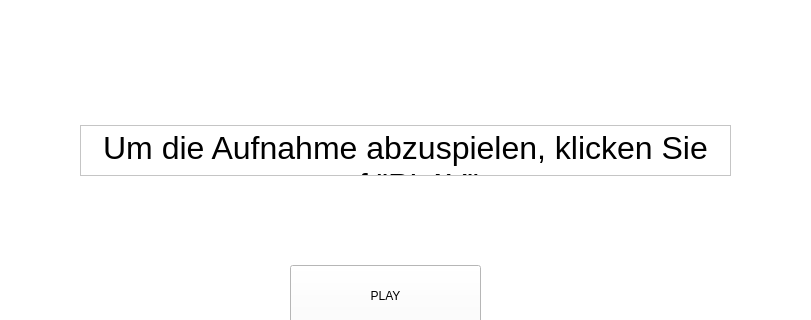
IKI-Lab/auscultation_AI_noise_exp, file forms/play_audio.ui: the form before one commit; both pictures show x 310 to 1121 and y 145 to 465 of the 1440 by 757 pixel window.
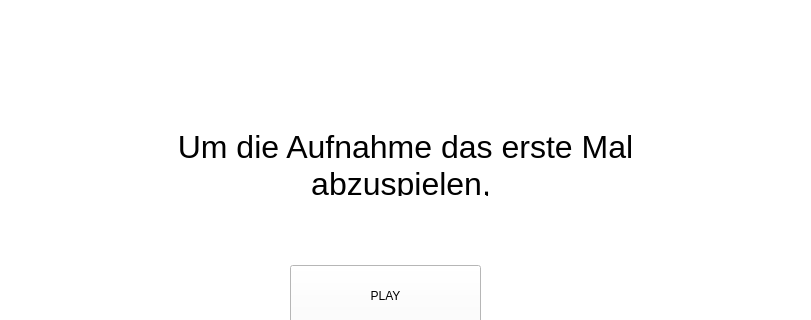
The form after the commit.

```diff
--- a/forms/play_audio.ui
+++ b/forms/play_audio.ui
@@ -53,9 +53,12 @@
       <x>430</x>
       <y>290</y>
       <width>651</width>
-      <height>51</height>
+      <height>71</height>
      </rect>
     </property>
+    <property name="frameShape">
+     <enum>QFrame::NoFrame</enum>
+    </property>
     <property name="verticalScrollBarPolicy">
      <enum>Qt::ScrollBarAlwaysOff</enum>
     </property>
@@ -67,7 +70,8 @@
 &lt;html&gt;&lt;head&gt;&lt;meta name=&quot;qrichtext&quot; content=&quot;1&quot; /&gt;&lt;style type=&quot;text/css&quot;&gt;
 p, li { white-space: pre-wrap; }
 &lt;/style&gt;&lt;/head&gt;&lt;body style=&quot; font-family:'.AppleSystemUIFont'; font-size:13pt; font-weight:400; font-style:normal;&quot;&gt;
-&lt;p align=&quot;center&quot; style=&quot; margin-top:0px; margin-bottom:0px; margin-left:0px; margin-right:0px; -qt-block-indent:0; text-indent:0px;&quot;&gt;&lt;span style=&quot; font-size:24pt;&quot;&gt;Um die Aufnahme abzuspielen, klicken Sie auf &amp;quot;PLAY&amp;quot;:&lt;/span&gt;&lt;/p&gt;&lt;/body&gt;&lt;/html&gt;</string>
+&lt;p align=&quot;center&quot; style=&quot; margin-top:0px; margin-bottom:0px; margin-left:0px; margin-right:0px; -qt-block-indent:0; text-indent:0px;&quot;&gt;&lt;span style=&quot; font-size:24pt;&quot;&gt;Um die Aufnahme das erste Mal abzuspielen, &lt;/span&gt;&lt;/p&gt;
+&lt;p align=&quot;center&quot; style=&quot; margin-top:0px; margin-bottom:0px; margin-left:0px; margin-right:0px; -qt-block-indent:0; text-indent:0px;&quot;&gt;&lt;span style=&quot; font-size:24pt;&quot;&gt;klicken Sie auf &amp;quot;PLAY&amp;quot;:&lt;/span&gt;&lt;/p&gt;&lt;/body&gt;&lt;/html&gt;</string>
     </property>
    </widget>
   </widget>
```
